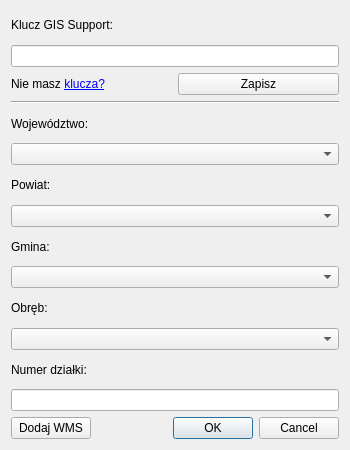
Qt form search_lpis_module.ui (MarekChroszcz/qgis-lpis-plugin) before a commit.
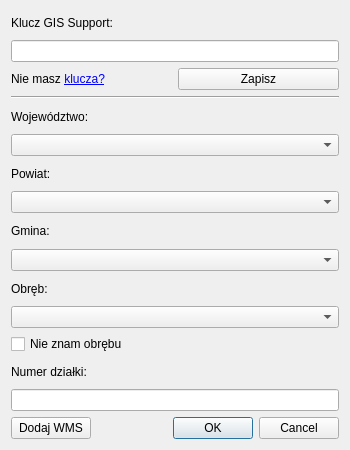
The same form after that commit.

Commit message: skip o

What changed in the file:
```diff
--- a/search_lpis_module.ui
+++ b/search_lpis_module.ui
@@ -105,6 +105,13 @@
      </property>
     </widget>
    </item>
+   <item>
+    <widget class="QCheckBox" name="skipO">
+     <property name="text">
+      <string>Nie znam obrębu</string>
+     </property>
+    </widget>
+   </item>
    <item>
     <widget class="QLabel" name="label_5">
      <property name="text">
```
The commit also changes 1 other file.
